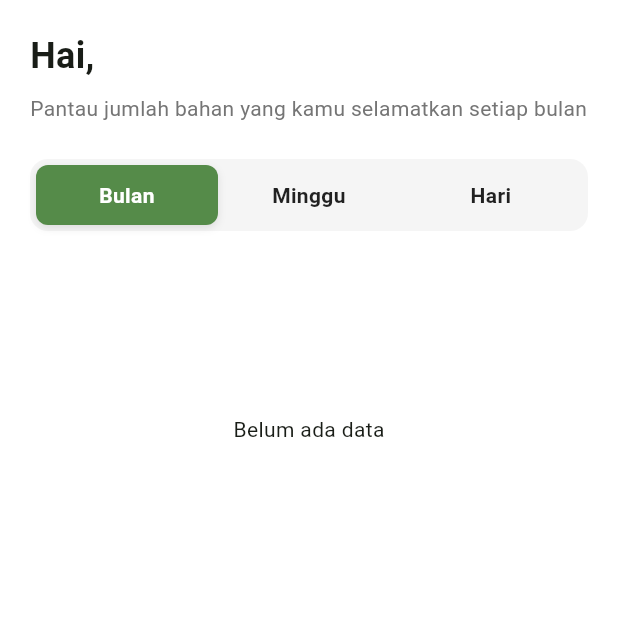
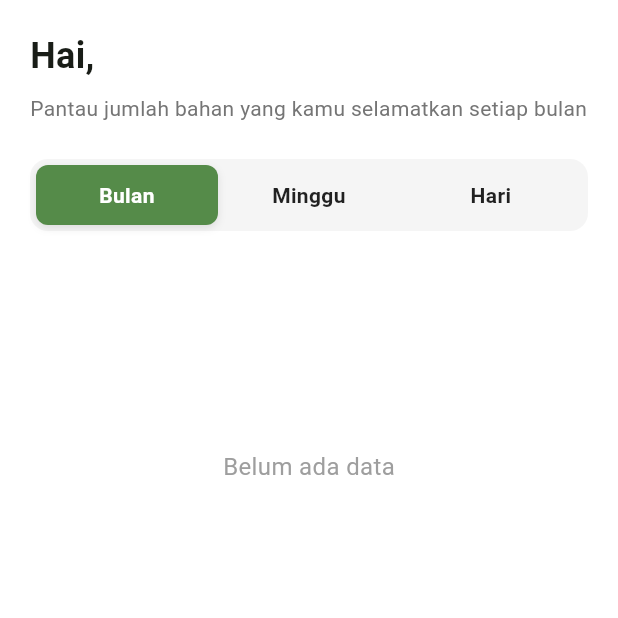
Before and after one commit to FaizNation/safe_bite, a Flutter app: the StatsView screen opened directly, on a phone screen of 412 x 824 dp, the top half of it. Run offline on Flutter 3.47's test engine with Material 3 defaults, Android fonts, the light colour scheme and no system bars; our stand-ins replace cached_network_image, camera, cloud_firestore, dio, equatable, firebase_auth and 6 more; accounts and stored records are empty; Roboto replaces fonts that are missing (Poppins).

Commit message:
feat: Implement stats repository for fetching food item statistics and a donut chart widget to display them.

```diff
--- a/lib/features/stats/presentation/widgets/donut_chart_widget.dart
+++ b/lib/features/stats/presentation/widgets/donut_chart_widget.dart
@@ -11,36 +11,41 @@ class DonutChartWidget extends StatelessWidget {
   Widget build(BuildContext context) {
     if (items.isEmpty) {
       return const SizedBox(
-        height: 200,
-        child: Center(child: Text("Belum ada data")),
+        height: 250,
+        child: Center(
+          child: Text(
+            "Belum ada data",
+            style: TextStyle(color: Colors.grey, fontSize: 16),
+          ),
+        ),
       );
     }
 
     return SizedBox(
-      height: 200,
+      height: 250,
       child: Stack(
         children: [
           PieChart(
             PieChartData(
               sectionsSpace: 0,
-              centerSpaceRadius: 60,
+              centerSpaceRadius: 70,
               startDegreeOffset: -90,
               sections: items.map((item) {
                 return PieChartSectionData(
                   color: item.color,
                   value: item.percentage,
                   title: '${item.percentage.toStringAsFixed(0)}%',
-                  radius: 30, // Thickness
+                  radius: 40, // Thickness
                   titleStyle: const TextStyle(
-                    fontSize: 12,
+                    fontSize: 14,
                     fontWeight: FontWeight.bold,
                     color: Colors.white,
                   ),
+                  borderSide: const BorderSide(color: Colors.white, width: 2),
                 );
               }).toList(),
             ),
           ),
-          // Optional center text or empty
         ],
       ),
     );
```
Also changed, not shown: lib/features/stats/data/repositories/stats_repository_impl.dart (+37 -18 lines).
